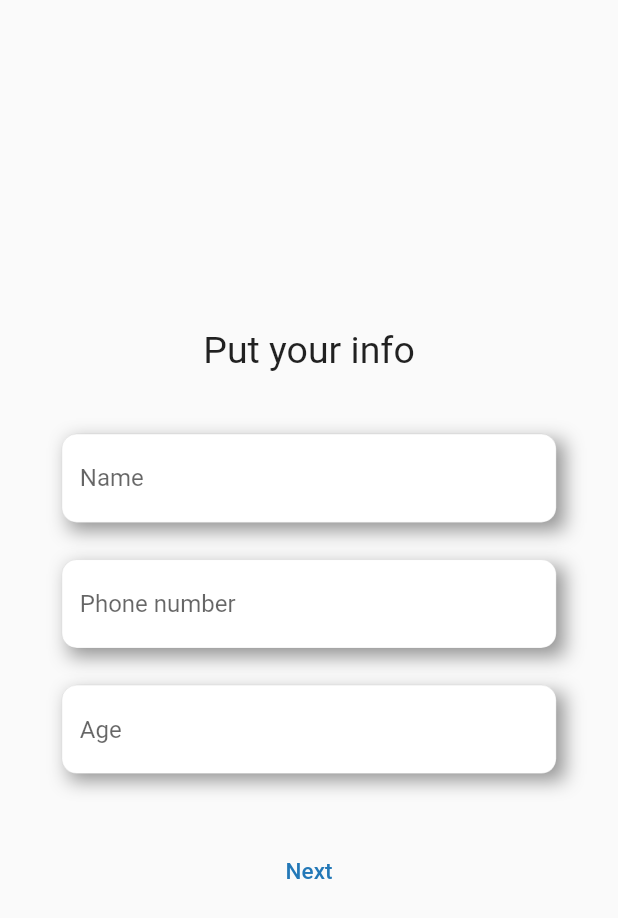
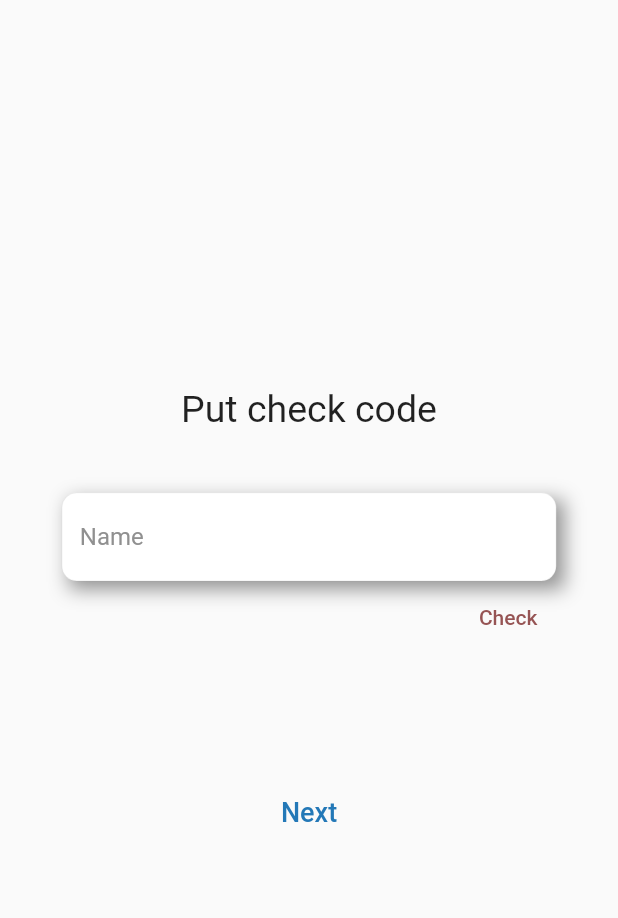
Before and after one commit to haZuny/GDSC-solution-challenge-cherry, a Flutter app: the SignUpPageEmp screen opened directly, after a tap on "Next", on a phone screen of 412 x 824 dp. Shown: the top 918 px of the screen. Run offline on Flutter 3.47's test engine with Material 2 defaults, Android fonts, the phone set to English and light mode, and no system bars.

Commit message:
근로자 입력 페이지 완료

```diff
--- /dev/null
+++ b/lib/Emp_PutCheckCodePage.dart
@@ -0,0 +1,103 @@
+import 'package:cherry_app/baseFile.dart';
+import 'package:flutter/material.dart';
+
+class PutCheckCodePage extends StatefulWidget {
+  @override
+  State<PutCheckCodePage> createState() => _PutCheckCodePage();
+}
+
+class _PutCheckCodePage extends State<PutCheckCodePage> {
+  @override
+  Widget build(BuildContext context) => GestureDetector(
+        onTap: () {
+          FocusManager.instance.primaryFocus?.unfocus(); // 키보드 닫기 이벤트
+        },
+        child: Scaffold(
+          body: Center(
+            child: Column(
+              mainAxisAlignment: MainAxisAlignment.center,
+              children: [
+                Text(
+                  "Put check code",
+                  style: TextStyle(fontSize: allPage_titleFontSize),
+                ),
+
+                /// 간격
+                Container(
+                  height: getFullScrennSizePercent(
+                      context, allPage_spacePerTitleAndComponents, false),
+                ),
+
+                /// 이름 TF
+                Container(
+                  width: getFullScrennSizePercent(
+                      context, allPage_signUpTFWidth, true),
+                  child: TextField(
+                    decoration: InputDecoration(
+                      // 힌트
+                      hintText: "Name",
+                      hintStyle: TextStyle(color: Color(themaColor_whiteBlack)),
+                      // 색상(설정 안하면 그림자에 먹힘)
+                      filled: true,
+                      fillColor: Colors.white,
+                      // 선택 안됐을때 테두리
+                      enabledBorder: OutlineInputBorder(
+                          borderSide: BorderSide(
+                              color: Color(themaColor_whiteBlack),
+                              width: allPage_btnBorderWidth),
+                          borderRadius:
+                              BorderRadius.circular(allPage_TFRadius)),
+                      // 선택 됐을때 테두리
+                      focusedBorder: OutlineInputBorder(
+                          borderSide: BorderSide(
+                              color: Color(themaColor_whiteBlack),
+                              width: allPage_btnBorderWidth),
+                          borderRadius:
+                              BorderRadius.circular(allPage_TFRadius)),
+                    ),
+                  ),
+                  // 그림자
+                  decoration: BoxDecoration(boxShadow: [
+                    BoxShadow(
+                        blurRadius: allPage_shadowBlurRadius,
+                        offset:
+                            Offset(allPage_shadowOffSet, allPage_shadowOffSet),
+                        color: Color(themaColor_whiteBlack))
+                  ]),
+                ),
+
+                /// check 버튼
+                Container(
+                  width: getFullScrennSizePercent(context, allPage_signUpTFWidth, true),
+                  alignment: Alignment.centerRight,
+                  child: TextButton(
+                      onPressed: () {},
+                      child: Text(
+                        "Check",
+                        style: TextStyle(
+                            fontSize: putCheckCodePage_checkBtnFontSize,
+                            color: Color(allPage_btnSubFontColor)),
+                      )),
+                ),
+
+                /// 간격
+                Container(
+                  height: getFullScrennSizePercent(
+                      context, putCheckCodePage_spacePerNextBtn, false),
+                ),
+
+                /// next 버튼
+                TextButton(
+                    onPressed: () {},
+                    child: Text(
+                      "Next",
+                      style: TextStyle(
+                          fontSize: allPage_btnFontSize,
+                          color: Color(allPage_btnFontColor)),
+                    ))
+              ],
+            ),
+          ),
+        ),
+      );
+}
--- a/lib/Emp_SignUpPage.dart
+++ b/lib/Emp_SignUpPage.dart
@@ -1,3 +1,4 @@
+import 'package:cherry_app/Emp_PutCheckCodePage.dart';
 import 'package:cherry_app/baseFile.dart';
 import 'package:flutter/material.dart';
 
@@ -31,10 +32,12 @@ class _SignUpPageEmp extends State<SignUpPageEmp> {
                 /// 이름 TF
                 Container(
                   width: getFullScrennSizePercent(
-                      context, signUpPage_TFWidth, true),
+                      context, allPage_signUpTFWidth, true),
                   child: TextField(
                     decoration: InputDecoration(
+                      // 힌트
                       hintText: "Name",
+                      hintStyle: TextStyle(color: Color(themaColor_whiteBlack)),
                       // 색상(설정 안하면 그림자에 먹힘)
                       filled: true,
                       fillColor: Colors.white,
@@ -57,9 +60,9 @@ class _SignUpPageEmp extends State<SignUpPageEmp> {
                   // 그림자
                   decoration: BoxDecoration(boxShadow: [
                     BoxShadow(
-                        blurRadius: signUpPage_shadowBlurRadius,
+                        blurRadius: allPage_shadowBlurRadius,
                         offset: Offset(
-                            signUpPage_shadowOffSet, signUpPage_shadowOffSet),
+                            allPage_shadowOffSet, allPage_shadowOffSet),
                         color: Color(themaColor_whiteBlack))
                   ]),
                 ),
@@ -73,10 +76,12 @@ class _SignUpPageEmp extends State<SignUpPageEmp> {
                 /// 휴대전화 TF
                 Container(
                   width: getFullScrennSizePercent(
-                      context, signUpPage_TFWidth, true),
+                      context, allPage_signUpTFWidth, true),
                   child: TextField(
                     decoration: InputDecoration(
+                      // 힌트
                       hintText: "Phone number",
+                      hintStyle: TextStyle(color: Color(themaColor_whiteBlack)),
                       // 색상(설정 안하면 그림자에 먹힘)
                       filled: true,
                       fillColor: Colors.white,
@@ -99,9 +104,9 @@ class _SignUpPageEmp extends State<SignUpPageEmp> {
                   // 그림자
                   decoration: BoxDecoration(boxShadow: [
                     BoxShadow(
-                        blurRadius: signUpPage_shadowBlurRadius,
+                        blurRadius: allPage_shadowBlurRadius,
                         offset: Offset(
-                            signUpPage_shadowOffSet, signUpPage_shadowOffSet),
+                            allPage_shadowOffSet, allPage_shadowOffSet),
                         color: Color(themaColor_whiteBlack))
                   ]),
                 ),
@@ -115,10 +120,12 @@ class _SignUpPageEmp extends State<SignUpPageEmp> {
                 /// 나이 TF
                 Container(
                   width: getFullScrennSizePercent(
-                      context, signUpPage_TFWidth, true),
+                      context, allPage_signUpTFWidth, true),
                   child: TextField(
                     decoration: InputDecoration(
+                      // 힌트
                       hintText: "Age",
+                      hintStyle: TextStyle(color: Color(themaColor_whiteBlack)),
                       // 색상(설정 안하면 그림자에 먹힘)
                       filled: true,
                       fillColor: Colors.white,
@@ -141,9 +148,9 @@ class _SignUpPageEmp extends State<SignUpPageEmp> {
                   // 그림자
                   decoration: BoxDecoration(boxShadow: [
                     BoxShadow(
-                        blurRadius: signUpPage_shadowBlurRadius,
+                        blurRadius: allPage_shadowBlurRadius,
                         offset: Offset(
-                            signUpPage_shadowOffSet, signUpPage_shadowOffSet),
+                            allPage_shadowOffSet, allPage_shadowOffSet),
                         color: Color(themaColor_whiteBlack))
                   ]),
                 ),
@@ -151,12 +158,14 @@ class _SignUpPageEmp extends State<SignUpPageEmp> {
                 // 간격
                 Container(
                   height: getFullScrennSizePercent(
-                      context, allPage_spacePerTitleAndComponents, false),
+                      context, signUpPage_spacePerNextBtn, false),
                 ),
 
                 // next 버튼
                 TextButton(
-                    onPressed: () {},
+                    onPressed: () {
+                      Navigator.push(context, MaterialPageRoute(builder: (context)=>PutCheckCodePage()));
+                    },
                     child: Text(
                       "Next",
                       style: TextStyle(
--- a/lib/baseFile.dart
+++ b/lib/baseFile.dart
@@ -7,8 +7,11 @@ int themaColor_white = 0xFFFFFFFF; // 하얀색
 int themaColor_black = 0xFF000000;  // 검정색
 int themaColor_whiteBlack = 0xff909090; // 연한 검정
 int allPage_btnFontColor = 0xff2378b7; // 텍스트버튼 컬러
+int allPage_btnSubFontColor = 0xff965454; // 텍스트버튼 서브 컬러
 // Size(Percent)
 int allPage_spacePerTitleAndComponents = 5; // 타이틀과 컴포넌트 사이의 간격
+int allPage_signUpTFWidth = 80;  // 회원가입 텍스트필드 가로
+// int allPage_signUpTFHeight = 15;  // 회원가입 텍스트필드 세로
 // Radius
 double allPage_btnRadius = 10;  // 버튼 둥글기
 double allPage_TFRadius = 10;  // 텍스트필드 둥글기
@@ -16,7 +19,10 @@ double allPage_TFRadius = 10;  // 텍스트필드 둥글기
 double allPage_btnBorderWidth = 0.1;  // 버튼 테두리
 // FontSize
 double allPage_titleFontSize = 25;  // 타이틀 폰트 크기
-double allPage_btnFontSize = 15;  // 버튼 폰트 크기
+double allPage_btnFontSize = 18;  // 텍스트 버튼 폰트 크기
+// Shadow
+double allPage_shadowBlurRadius = 10;
+double allPage_shadowOffSet = 5;
 
 /// SignInPage
 // Size(Percent)
@@ -31,13 +37,12 @@ double signInPage_loginBtnBorderWidth = 0.1;
 /// SignUpPage
 // Size
 int signUpPage_spacePerTFs = 3; // 텍스트 필드 사이의 간격
-int signUpPage_TFWidth = 80;  // 텍스트필드 가로
-int signUpPage_TFHeight = 15;  // 텍스트필드 세로
-// Color
-// Shadow
-double signUpPage_shadowBlurRadius = 10;
-double signUpPage_shadowOffSet = 5;
+int signUpPage_spacePerNextBtn = 5; // 넥스트 버튼 사이의 간격
 
+/// PutCheckCodePage
+// Size
+int putCheckCodePage_spacePerNextBtn = 10; // 넥스트 버튼 사이의 간격
+double putCheckCodePage_checkBtnFontSize = 14;  // 체크 버튼 폰트 크기
 
 /// SelectRolePage
 // Size
@@ -46,6 +51,8 @@ int selectRolePage_loginBtnWidth = 30;  // 역할 선택 버튼 가로
 int selectRolePage_loginBtnHeight = 30;  // 역할 선택 버튼 세로 패딩
 
 
+
+
 double getFullScrennSizePercent(BuildContext context, int percent, bool isWidth){
   if (isWidth)
     return MediaQuery.of(context).size.width * percent / 100;
```
Also changed, not shown: lib/Emp_WaitingAceptPage.dart (added, +103 -0 lines).
